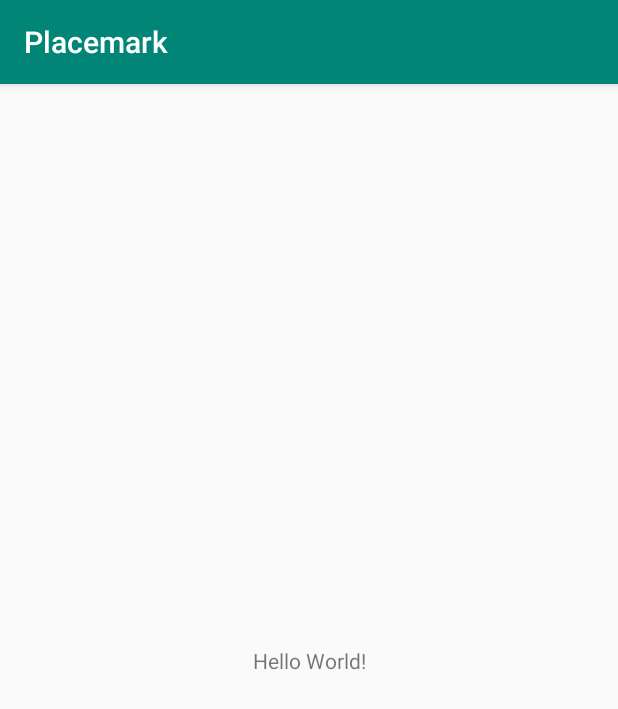
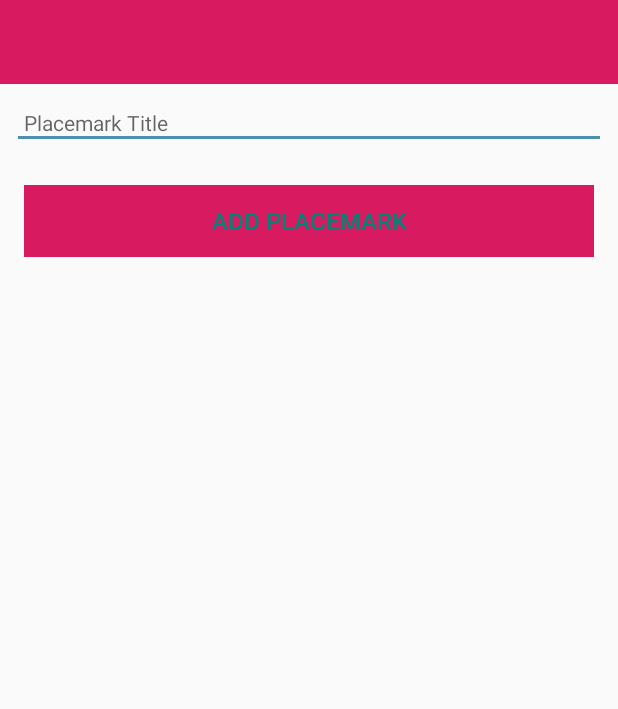
Before and after one commit to curlybert/Placemark, an Android app: the screen it shows after launch (PlacemarkActivity), on a phone screen of 412 x 824 dp. Shown: the top 709 px of the screen. Run offline under Robolectric (Android 15) with nearby library versions, the phone set to English and light mode, and no system bars.

Commit message:
Changed layout features. Added stub Placemark Model

```diff
--- a/app/build.gradle
+++ b/app/build.gradle
@@ -28,6 +28,7 @@ dependencies {
     implementation 'com.android.support:appcompat-v7:28.0.0'
     implementation 'com.android.support.constraint:constraint-layout:1.1.3'
     implementation 'org.jetbrains.anko:anko-commons:0.10.7'
+    implementation 'com.android.support:design:28.0.0'
     testImplementation 'junit:junit:4.12'
     androidTestImplementation 'com.android.support.test:runner:1.0.2'
     androidTestImplementation 'com.android.support.test.espresso:espresso-core:3.0.2'
--- a/app/src/main/AndroidManifest.xml
+++ b/app/src/main/AndroidManifest.xml
@@ -9,7 +9,7 @@
             android:roundIcon="@mipmap/ic_launcher_round"
             android:supportsRtl="true"
             android:theme="@style/AppTheme">
-        <activity android:name=".PlacemarkActivity">
+        <activity android:name=".activities.PlacemarkActivity">
             <intent-filter>
                 <action android:name="android.intent.action.MAIN"/>
 
--- a/app/src/main/java/org/wit/placemark/PlacemarkActivity.kt
+++ /dev/null
@@ -1,16 +0,0 @@
-package org.wit.placemark
-
-import android.support.v7.app.AppCompatActivity
-import android.os.Bundle
-import org.jetbrains.anko.AnkoLogger
-import org.jetbrains.anko.info
-
-class PlacemarkActivity : AppCompatActivity(), AnkoLogger {
-
-    override fun onCreate(savedInstanceState: Bundle?) {
-        super.onCreate(savedInstanceState)
-        setContentView(R.layout.activity_main)
-
-        info("Placemark Activity started ...")
-    }
-}
--- /dev/null
+++ b/app/src/main/java/org/wit/placemark/activities/PlacemarkActivity.kt
@@ -0,0 +1,30 @@
+package org.wit.placemark.activities
+
+import android.support.v7.app.AppCompatActivity
+import android.os.Bundle
+import kotlinx.android.synthetic.main.activity_placemark.*
+import org.jetbrains.anko.AnkoLogger
+import org.jetbrains.anko.info
+import org.jetbrains.anko.toast
+import org.wit.placemark.models.PlacemarkModel
+import org.wit.placemark.R
+
+class PlacemarkActivity : AppCompatActivity(), AnkoLogger {
+
+    var placemark = PlacemarkModel()
+
+    override fun onCreate(savedInstanceState: Bundle?) {
+        super.onCreate(savedInstanceState)
+        setContentView(R.layout.activity_placemark)
+
+        btnAdd.setOnClickListener() {
+            placemark.title = placemarkTitle.text.toString()
+            if (placemark.title.isNotEmpty()) {
+                info("add Button Pressed: $placemark")
+            }
+            else {
+                toast ("Please Enter a title")
+            }
+        }
+    }
+}
--- /dev/null
+++ b/app/src/main/java/org/wit/placemark/models/PlacemarkModels.kt
@@ -0,0 +1,3 @@
+package org.wit.placemark.models
+
+data class PlacemarkModel(var title: String = "")
--- a/app/src/main/res/layout/activity_main.xml
+++ /dev/null
@@ -1,19 +0,0 @@
-<?xml version="1.0" encoding="utf-8"?>
-<android.support.constraint.ConstraintLayout
-        xmlns:android="http://schemas.android.com/apk/res/android"
-        xmlns:tools="http://schemas.android.com/tools"
-        xmlns:app="http://schemas.android.com/apk/res-auto"
-        android:layout_width="match_parent"
-        android:layout_height="match_parent"
-        tools:context=".PlacemarkActivity">
-
-    <TextView
-            android:layout_width="wrap_content"
-            android:layout_height="wrap_content"
-            android:text="Hello World!"
-            app:layout_constraintBottom_toBottomOf="parent"
-            app:layout_constraintLeft_toLeftOf="parent"
-            app:layout_constraintRight_toRightOf="parent"
-            app:layout_constraintTop_toTopOf="parent"/>
-
-</android.support.constraint.ConstraintLayout>
--- /dev/null
+++ b/app/src/main/res/layout/activity_placemark.xml
@@ -0,0 +1,70 @@
+<?xml version="1.0" encoding="utf-8"?>
+<android.support.constraint.ConstraintLayout
+        xmlns:android="http://schemas.android.com/apk/res/android"
+        xmlns:app="http://schemas.android.com/apk/res-auto"
+        xmlns:tools="http://schemas.android.com/tools"
+        android:layout_width="match_parent"
+        android:layout_height="match_parent"
+        tools:context="org.wit.placemark.activities.PlacemarkActivity">
+
+    <RelativeLayout
+            android:layout_width="match_parent"
+            android:layout_height="wrap_content">
+
+        <android.support.design.widget.AppBarLayout
+                android:id="@+id/appBarLayout"
+                android:layout_width="match_parent"
+                android:layout_height="wrap_content"
+                android:background="@color/colorAccent"
+                android:fitsSystemWindows="true"
+                app:elevation="0dip"
+                app:theme="@style/ThemeOverlay.AppCompat.Dark.ActionBar">
+
+            <android.support.v7.widget.Toolbar
+                    android:id="@+id/toolbarAdd"
+                    android:layout_width="match_parent"
+                    android:layout_height="wrap_content"
+                    app:titleTextColor="@color/colorPrimary"/>
+        </android.support.design.widget.AppBarLayout>
+
+        <ScrollView
+                android:layout_width="match_parent"
+                android:layout_height="match_parent"
+                android:layout_below="@id/appBarLayout"
+                android:fillViewport="true">
+
+            <LinearLayout
+                    android:layout_width="match_parent"
+                    android:layout_height="wrap_content"
+                    android:orientation="vertical">
+
+                <android.support.design.widget.TextInputEditText
+                        android:id="@+id/placemarkTitle"
+                        android:layout_width="match_parent"
+                        android:layout_height="wrap_content"
+                        android:layout_margin="8dp"
+                        android:hint="@string/hint_placemarkTitle"
+                        android:inputType="text"
+                        android:maxLength="25"
+                        android:maxLines="1"
+                        android:padding="8dp"
+                        android:textColor="@color/colorPrimaryDark"
+                        android:textSize="14sp"/>
+
+                <Button
+                        android:id="@+id/btnAdd"
+                        android:layout_width="match_parent"
+                        android:layout_height="wrap_content"
+                        android:layout_margin="16dp"
+                        android:background="@color/colorAccent"
+                        android:paddingBottom="8dp"
+                        android:paddingTop="8dp"
+                        android:stateListAnimator="@null"
+                        android:text="@string/button_addPlacemark"
+                        android:textColor="@color/colorPrimary"
+                        android:textSize="16sp"/>
+            </LinearLayout>
+        </ScrollView>
+
+    </RelativeLayout>
+</android.support.constraint.ConstraintLayout>
--- a/app/src/main/res/values/strings.xml
+++ b/app/src/main/res/values/strings.xml
@@ -1,3 +1,5 @@
 <resources>
     <string name="app_name">Placemark</string>
+    <string name="button_addPlacemark">Add Placemark</string>
+    <string name="hint_placemarkTitle">Placemark Title</string>
 </resources>
--- a/app/src/main/res/values/styles.xml
+++ b/app/src/main/res/values/styles.xml
@@ -1,11 +1,11 @@
 <resources>
 
     <!-- Base application theme. -->
-    <style name="AppTheme" parent="Theme.AppCompat.Light.DarkActionBar">
+    <style name="AppTheme" parent="Theme.AppCompat.Light.NoActionBar">
         <!-- Customize your theme here. -->
-        <item name="colorPrimary">@color/colorPrimary</item>
-        <item name="colorPrimaryDark">@color/colorPrimaryDark</item>
-        <item name="colorAccent">@color/colorAccent</item>
+        <item name="colorPrimary">#FFFFFF</item>
+        <item name="colorPrimaryDark">#000000</item>
+        <item name="colorAccent">#4C90AF</item>
     </style>
 
 </resources>
```
